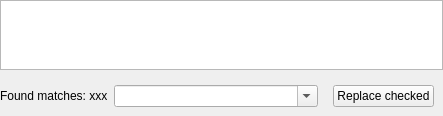
KDE/kate, file kate/plugins/search/results.ui: the form before one commit.
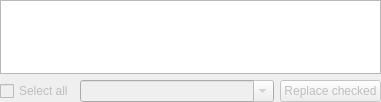
The form after the commit. Custom widgets are drawn as their Qt base class.

Commit message: Replace the matches label with a "Select all ### matches" checkbox

The edit to the form file:
```diff
--- a/kate/plugins/search/results.ui
+++ b/kate/plugins/search/results.ui
@@ -6,25 +6,15 @@
    <rect>
     <x>0</x>
     <y>0</y>
-    <width>443</width>
-    <height>108</height>
+    <width>381</width>
+    <height>102</height>
    </rect>
   </property>
-  <layout class="QGridLayout" name="gridLayout" rowstretch="1,0" columnstretch="0,1,0">
+  <layout class="QVBoxLayout" name="verticalLayout_3" stretch="10,0">
    <property name="margin">
     <number>0</number>
    </property>
-   <item row="1" column="1">
-    <widget class="KHistoryComboBox" name="replaceCombo">
-     <property name="editable">
-      <bool>true</bool>
-     </property>
-     <property name="autoCompletion">
-      <bool>true</bool>
-     </property>
-    </widget>
-   </item>
-   <item row="0" column="0" colspan="3">
+   <item>
     <widget class="QTreeWidget" name="tree">
      <property name="uniformRowHeights">
       <bool>true</bool>
@@ -45,20 +35,48 @@
      </column>
     </widget>
    </item>
-   <item row="1" column="0">
-    <widget class="QLabel" name="matchLabel">
+   <item>
+    <widget class="QWidget" name="buttonContainer" native="true">
+     <property name="enabled">
+      <bool>false</bool>
+     </property>
+     <layout class="QHBoxLayout" name="horizontalLayout" stretch="0,2,0">
+      <property name="margin">
+       <number>0</number>
+      </property>
+      <item>
+       <widget class="QCheckBox" name="selectAllCB">
      <property name="text">
-      <string>Found matches: xxx</string>
+         <string>Select all</string>
      </property>
     </widget>
    </item>
-   <item row="1" column="2">
+      <item>
+       <widget class="KHistoryComboBox" name="replaceCombo">
+        <property name="editable">
+         <bool>true</bool>
+        </property>
+        <property name="autoCompletion">
+         <bool>true</bool>
+        </property>
+       </widget>
+      </item>
+      <item>
     <widget class="QStackedWidget" name="buttonStack">
+        <property name="sizePolicy">
+         <sizepolicy hsizetype="Minimum" vsizetype="Minimum">
+          <horstretch>0</horstretch>
+          <verstretch>0</verstretch>
+         </sizepolicy>
+        </property>
      <property name="currentIndex">
       <number>0</number>
      </property>
      <widget class="QWidget" name="page">
       <layout class="QVBoxLayout" name="verticalLayout">
+          <property name="margin">
+           <number>0</number>
+          </property>
        <item>
         <widget class="QPushButton" name="replaceButton">
          <property name="text">
@@ -70,6 +88,9 @@
      </widget>
      <widget class="QWidget" name="page_2">
       <layout class="QVBoxLayout" name="verticalLayout_2">
+          <property name="margin">
+           <number>0</number>
+          </property>
        <item>
         <widget class="QPushButton" name="stopButton">
          <property name="text">
@@ -79,6 +100,9 @@
        </item>
       </layout>
      </widget>
+       </widget>
+      </item>
+     </layout>
     </widget>
    </item>
   </layout>
```
Lines whose indentation alone changed are shown as unchanged. The commit also changes 2 other files.
